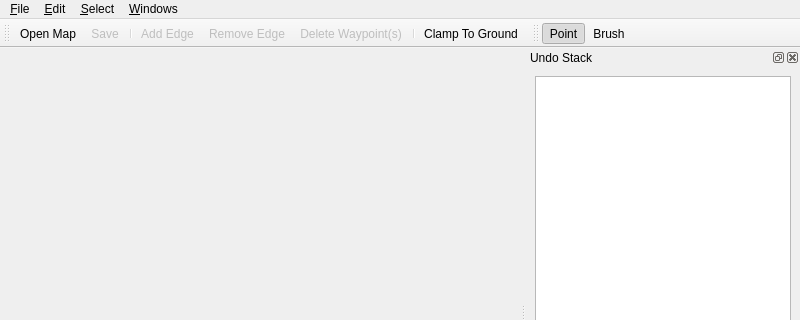
This is delta3d/utilities/AIUtility/mainwindow.ui in delta3d/delta3d as Qt 5 draws it before an edit; both pictures show x 0 to 800 and y 0 to 320 of the 800 by 600 pixel window. The edited form follows.
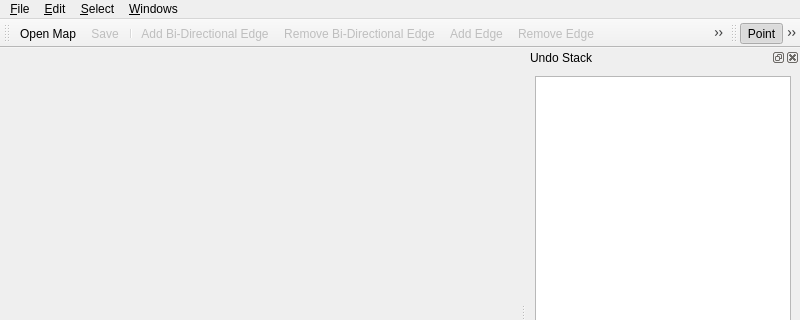
This is the edited form. Icons and pictures are not drawn.

Commit message: Added ability to AIUtility to create/remove bi-directional edges between waypoints. Added keyboard shortcut to undo/redo. Ensured ground clamping is only available when one or more wayoints are selected.

```diff
--- a/delta3d/utilities/AIUtility/mainwindow.ui
+++ b/delta3d/utilities/AIUtility/mainwindow.ui
@@ -87,6 +87,8 @@
    <addaction name="mActionOpenMap"/>
    <addaction name="mActionSave"/>
    <addaction name="separator"/>
+   <addaction name="mActionAddBiEdge"/>
+   <addaction name="mActionRemoveBiEdge"/>
    <addaction name="mActionAddEdge"/>
    <addaction name="mActionRemoveEdge"/>
    <addaction name="mActionDeleteSelectedWaypoints"/>
@@ -281,6 +283,9 @@
    </property>
   </action>
   <action name="mActionGroundClamp">
+   <property name="enabled">
+    <bool>false</bool>
+   </property>
    <property name="icon">
     <iconset resource="AIUtilityResources.qrc">
      <normaloff>:/STAGE/icons/groundclamp_small.png</normaloff>:/STAGE/icons/groundclamp_small.png</iconset>
@@ -292,6 +297,36 @@
     <string>Clamp the selected waypoints to the ground</string>
    </property>
   </action>
+  <action name="mActionAddBiEdge">
+   <property name="enabled">
+    <bool>false</bool>
+   </property>
+   <property name="icon">
+    <iconset resource="AIUtilityResources.qrc">
+     <normaloff>:/images/addbidirectionaledge.png</normaloff>:/images/addbidirectionaledge.png</iconset>
+   </property>
+   <property name="text">
+    <string>Add Bi-Directional Edge</string>
+   </property>
+   <property name="shortcut">
+    <string>Ctrl+Shift+E</string>
+   </property>
+  </action>
+  <action name="mActionRemoveBiEdge">
+   <property name="enabled">
+    <bool>false</bool>
+   </property>
+   <property name="icon">
+    <iconset resource="AIUtilityResources.qrc">
+     <normaloff>:/images/removebidirectionaledge.png</normaloff>:/images/removebidirectionaledge.png</iconset>
+   </property>
+   <property name="text">
+    <string>Remove Bi-Directional Edge</string>
+   </property>
+   <property name="shortcut">
+    <string>Ctrl+Shift+R</string>
+   </property>
+  </action>
  </widget>
  <customwidgets>
   <customwidget>
```
Left out of the diff: 3 changed lines with no effect on the pictures. The commit also changes 7 other files.
